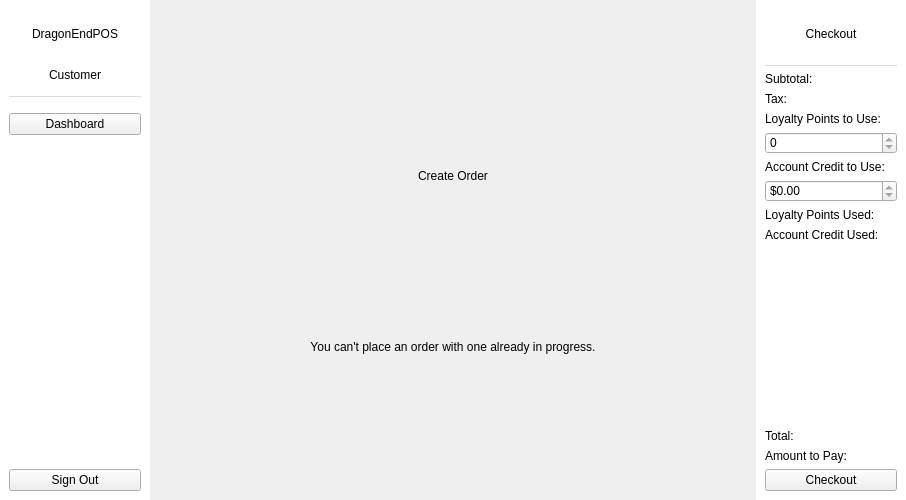
Above: src/view/makeorderview.ui from aidanMiklos/COMP3004FINAL before the change. Below: the same form after it.
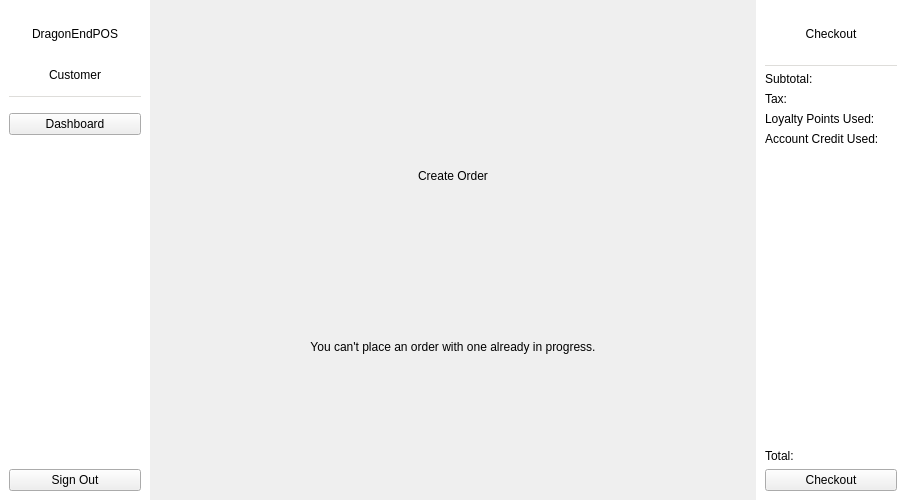
That is the form after the change.

What changed in the file:
```diff
--- a/src/view/makeorderview.ui
+++ b/src/view/makeorderview.ui
@@ -382,37 +382,6 @@
           </property>
          </widget>
         </item>
-        <item>
-         <widget class="QLabel" name="makeOrderPointsInputLbl">
-          <property name="text">
-           <string>Loyalty Points to Use:</string>
-          </property>
-         </widget>
-        </item>
-        <item>
-         <widget class="QSpinBox" name="makeOrderPointsInput">
-          <property name="maximum">
-           <number>0</number>
-          </property>
-         </widget>
-        </item>
-        <item>
-         <widget class="QLabel" name="makeOrderCreditInputLbl">
-          <property name="text">
-           <string>Account Credit to Use:</string>
-          </property>
-         </widget>
-        </item>
-        <item>
-         <widget class="QDoubleSpinBox" name="makeOrderCreditInput">
-          <property name="prefix">
-           <string>$</string>
-          </property>
-          <property name="maximum">
-           <double>0.000000</double>
-          </property>
-         </widget>
-        </item>
         <item>
          <widget class="QLabel" name="makeOrderPointsUsedLbl">
           <property name="text">
@@ -447,13 +416,6 @@
           </property>
          </widget>
         </item>
-        <item>
-         <widget class="QLabel" name="makeOrderAmountToPayLbl">
-          <property name="text">
-           <string>Amount to Pay:</string>
-          </property>
-         </widget>
-        </item>
         <item>
          <widget class="QPushButton" name="makeOrderCheckoutBtn">
           <property name="text">
```
